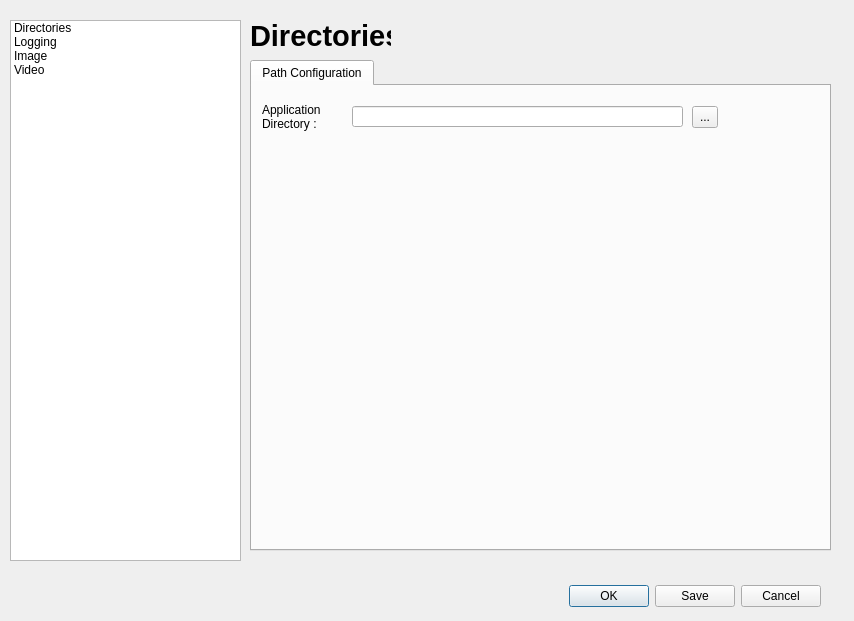
First picture: the form in settings.ui, repository ShreeshaN/USoundApp, before the edit.
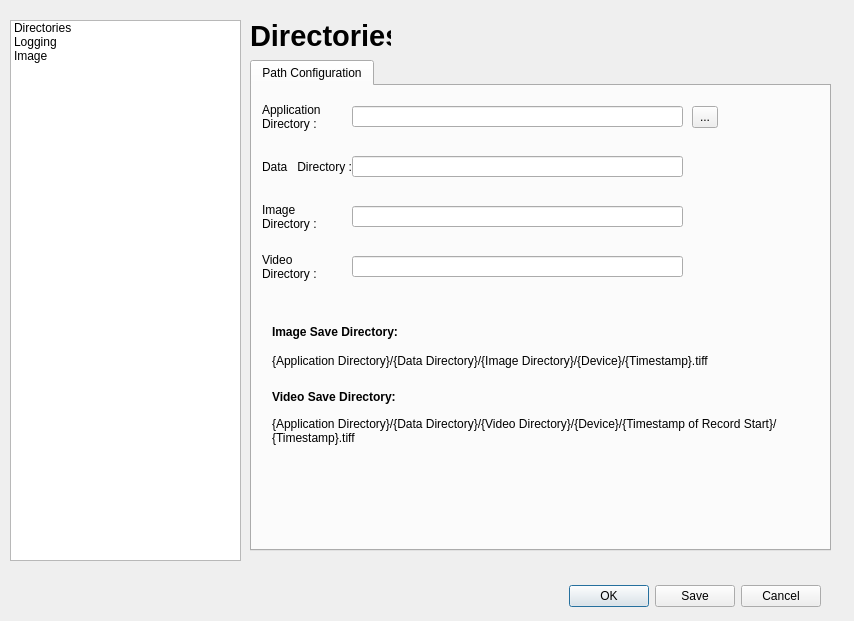
Second picture: the form after the edit. The open tabs and pages were chosen to show the change.

Commit message:
Settings Phase 3
Support state saves for all configurations

The edit to the form file:
```diff
--- a/settings.ui
+++ b/settings.ui
@@ -56,11 +56,6 @@
      <string>Image</string>
     </property>
    </item>
-   <item>
-    <property name="text">
-     <string>Video</string>
-    </property>
-   </item>
   </widget>
   <widget class="QStackedWidget" name="stackedWidget">
    <property name="geometry">
@@ -153,6 +148,160 @@
         </rect>
        </property>
       </widget>
+      <widget class="QLabel" name="label_5">
+       <property name="geometry">
+        <rect>
+         <x>10</x>
+         <y>60</y>
+         <width>91</width>
+         <height>41</height>
+        </rect>
+       </property>
+       <property name="text">
+        <string>Data   Directory :</string>
+       </property>
+       <property name="wordWrap">
+        <bool>true</bool>
+       </property>
+      </widget>
+      <widget class="QLineEdit" name="dataDirectoryText">
+       <property name="geometry">
+        <rect>
+         <x>100</x>
+         <y>70</y>
+         <width>331</width>
+         <height>21</height>
+        </rect>
+       </property>
+      </widget>
+      <widget class="QLabel" name="label_9">
+       <property name="geometry">
+        <rect>
+         <x>10</x>
+         <y>110</y>
+         <width>91</width>
+         <height>41</height>
+        </rect>
+       </property>
+       <property name="text">
+        <string>Image    Directory :</string>
+       </property>
+       <property name="wordWrap">
+        <bool>true</bool>
+       </property>
+      </widget>
+      <widget class="QLineEdit" name="imageDirectoryText">
+       <property name="geometry">
+        <rect>
+         <x>100</x>
+         <y>120</y>
+         <width>331</width>
+         <height>21</height>
+        </rect>
+       </property>
+      </widget>
+      <widget class="QLabel" name="label_10">
+       <property name="geometry">
+        <rect>
+         <x>10</x>
+         <y>160</y>
+         <width>91</width>
+         <height>41</height>
+        </rect>
+       </property>
+       <property name="text">
+        <string>Video    Directory :</string>
+       </property>
+       <property name="wordWrap">
+        <bool>true</bool>
+       </property>
+      </widget>
+      <widget class="QLineEdit" name="videoDirectoryText">
+       <property name="geometry">
+        <rect>
+         <x>100</x>
+         <y>170</y>
+         <width>331</width>
+         <height>21</height>
+        </rect>
+       </property>
+      </widget>
+      <widget class="QLabel" name="sampleImageSaveDirText">
+       <property name="geometry">
+        <rect>
+         <x>20</x>
+         <y>250</y>
+         <width>551</width>
+         <height>51</height>
+        </rect>
+       </property>
+       <property name="text">
+        <string>{Application Directory}/{Data Directory}/{Image Directory}/{Device}/{Timestamp}.tiff</string>
+       </property>
+       <property name="wordWrap">
+        <bool>true</bool>
+       </property>
+       <property name="textInteractionFlags">
+        <set>Qt::LinksAccessibleByMouse|Qt::TextSelectableByMouse</set>
+       </property>
+      </widget>
+      <widget class="QLabel" name="sampleVideoSaveDirText">
+       <property name="geometry">
+        <rect>
+         <x>20</x>
+         <y>320</y>
+         <width>551</width>
+         <height>51</height>
+        </rect>
+       </property>
+       <property name="text">
+        <string>{Application Directory}/{Data Directory}/{Video Directory}/{Device}/{Timestamp of Record Start}/{Timestamp}.tiff</string>
+       </property>
+       <property name="wordWrap">
+        <bool>true</bool>
+       </property>
+       <property name="textInteractionFlags">
+        <set>Qt::LinksAccessibleByMouse|Qt::TextSelectableByMouse</set>
+       </property>
+      </widget>
+      <widget class="QLabel" name="label_14">
+       <property name="geometry">
+        <rect>
+         <x>20</x>
+         <y>235</y>
+         <width>141</width>
+         <height>21</height>
+        </rect>
+       </property>
+       <property name="font">
+        <font>
+         <weight>75</weight>
+         <bold>true</bold>
+        </font>
+       </property>
+       <property name="text">
+        <string>Image Save Directory:</string>
+       </property>
+      </widget>
+      <widget class="QLabel" name="label_15">
+       <property name="geometry">
+        <rect>
+         <x>20</x>
+         <y>300</y>
+         <width>141</width>
+         <height>21</height>
+        </rect>
+       </property>
+       <property name="font">
+        <font>
+         <weight>75</weight>
+         <bold>true</bold>
+        </font>
+       </property>
+       <property name="text">
+        <string>Video Save Directory:</string>
+       </property>
+      </widget>
      </widget>
     </widget>
    </widget>
@@ -199,26 +348,20 @@
       <string>Image</string>
      </property>
     </widget>
-   </widget>
-   <widget class="QWidget" name="page_2">
-    <widget class="QLabel" name="label_5">
+    <widget class="QTabWidget" name="tabWidget_3">
      <property name="geometry">
       <rect>
        <x>0</x>
-       <y>0</y>
-       <width>141</width>
-       <height>31</height>
+       <y>40</y>
+       <width>581</width>
+       <height>491</height>
       </rect>
      </property>
-     <property name="font">
-      <font>
-       <pointsize>22</pointsize>
-       <weight>75</weight>
-       <bold>true</bold>
-      </font>
+     <property name="layoutDirection">
+      <enum>Qt::LeftToRight</enum>
      </property>
-     <property name="text">
-      <string>Video</string>
+     <property name="currentIndex">
+      <number>0</number>
      </property>
     </widget>
    </widget>
```
Left out of the diff: 197 changed lines with no effect on the pictures. The commit also changes 10 other files.
